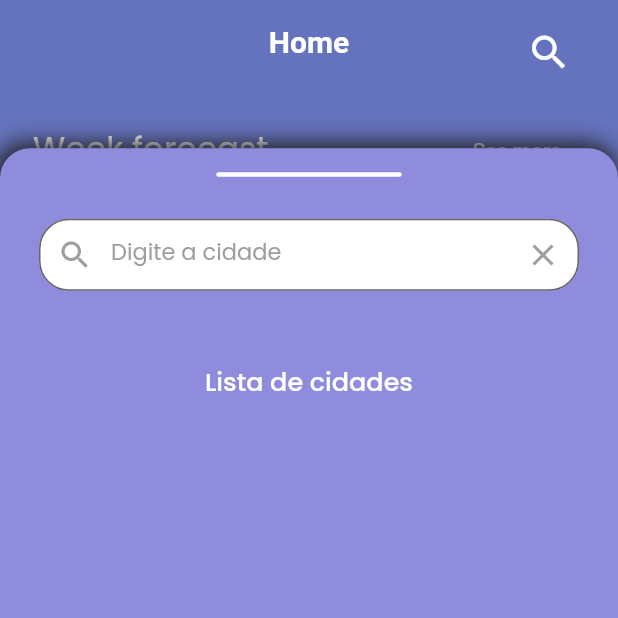
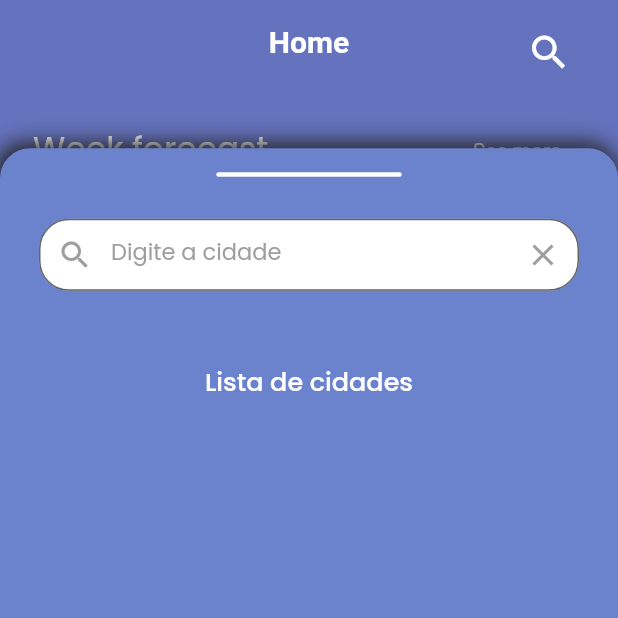
Before and after one commit to marco-rozo/weather-app, a Flutter app: the screen it shows after launch, after a tap on the "search" icon, on a phone screen of 412 x 824 dp, the top half of it. Run offline on Flutter 3.47's test engine with Material 2 defaults, Android fonts, the phone set to English and light mode, and no system bars; our stand-ins replace firebase_core, firebase_remote_config, flutter_spinkit, geolocator, get, get_storage; accounts and stored records are empty.

Commit message:
changing the bottom modal color

```diff
--- a/lib/modules/bottom_modal/bottom_modal.dart
+++ b/lib/modules/bottom_modal/bottom_modal.dart
@@ -11,7 +11,7 @@ class BottomModal extends StatelessWidget {
       width: MediaQuery.of(context).size.width,
       height: MediaQuery.of(context).size.height * .88,
       decoration: BoxDecoration(
-        color: Color(0xff8F8CDD),
+        color: Color(0xff6B83CD),
         borderRadius: BorderRadius.only(
           topLeft: Radius.circular(20),
           topRight: Radius.circular(20),
@@ -44,7 +44,7 @@ class BottomModal extends StatelessWidget {
             //width: MediaQuery.of(context).size.width * .9,
             padding: EdgeInsets.only(bottom: 20),
             child: TextField(
-                controller: _cityController,
+              controller: _cityController,
 
               //resgata o valor escrito e passa para a função de filtro da controller
               //onChanged: (value) => print(value),
```
